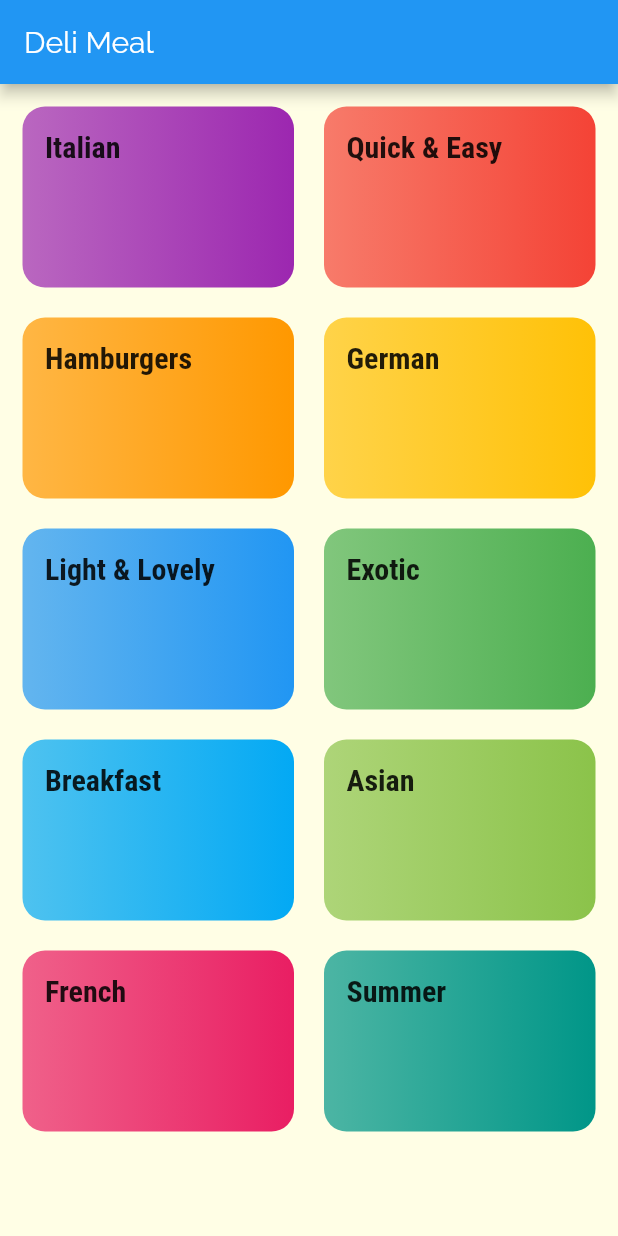
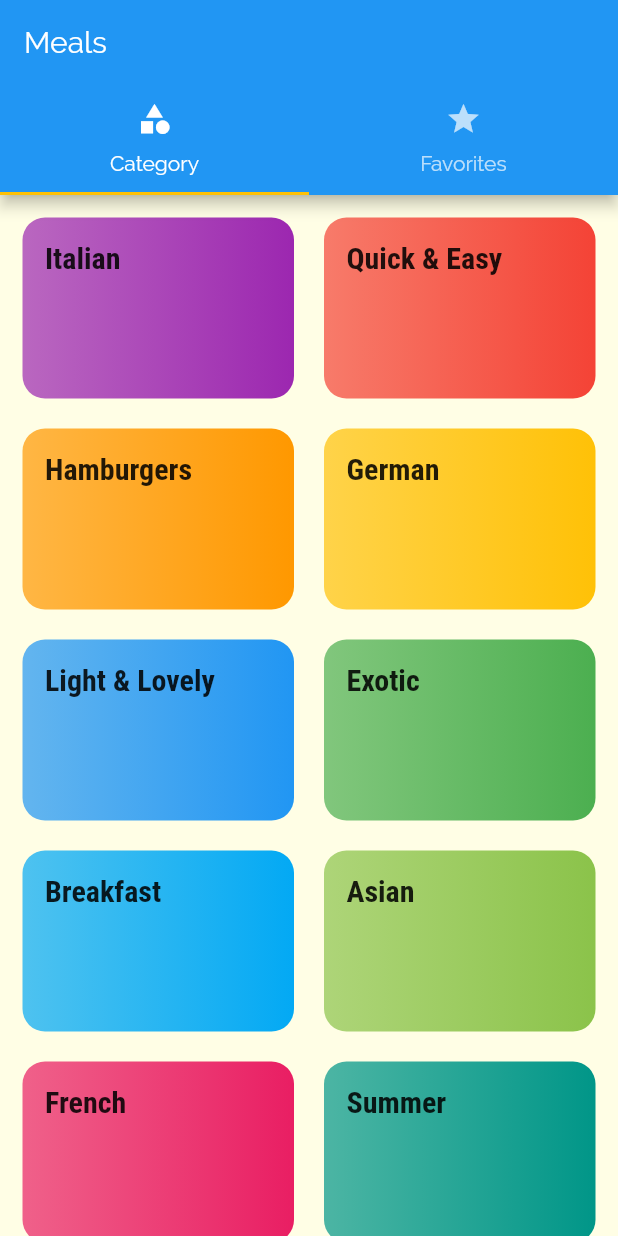
Before and after one commit to kaings-flutter/flutter_proj3, a Flutter app: the screen it shows after launch, on a phone screen of 412 x 824 dp. Run offline on Flutter 3.47's test engine with Material 2 defaults, Android fonts, the phone set to English and light mode, and no system bars.

Commit message:
adding TOP tabBar

```diff
--- a/lib/main.dart
+++ b/lib/main.dart
@@ -1,4 +1,5 @@
 import 'package:flutter/material.dart';
+import './screens/tabs_screen.dart';
 import './screens/meal_detail_screen.dart';
 import './screens/categories_screen.dart';
 import './screens/category_meals_screen.dart';
@@ -25,7 +26,7 @@ class MyApp extends StatelessWidget {
       // home: CategoriesScreen(),
       initialRoute: '/', // default route
       routes: {
-        '/': (ctx) => CategoriesScreen(),
+        '/': (ctx) => TabsScreen(),
         CategoryMealsScreen.routeName: (ctx) => CategoryMealsScreen(),
         MealDetailScreen.routeName: (ctx) => MealDetailScreen()
       },
--- a/lib/screens/categories_screen.dart
+++ b/lib/screens/categories_screen.dart
@@ -5,11 +5,8 @@ import '../dummy_data.dart';
 class CategoriesScreen extends StatelessWidget {
   @override
   Widget build(BuildContext context) {
-    return Scaffold(
-      appBar: AppBar(
-        title: const Text('Deli Meal'),
-      ),
-      body: GridView(
+    // remove Scaffold here to avoid double AppBar in TabBar
+    return GridView(
         padding: const EdgeInsets.all(15),
         children: DUMMY_CATEGORIES
             .map((cat) => CategoryItem(cat.id, cat.title, cat.color))
@@ -18,7 +15,6 @@ class CategoriesScreen extends StatelessWidget {
             maxCrossAxisExtent: 200,
             childAspectRatio: 3 / 2,
             crossAxisSpacing: 20,
-              mainAxisSpacing: 20)),
-    );
+            mainAxisSpacing: 20));
   }
 }
--- /dev/null
+++ b/lib/screens/favorites_screen.dart
@@ -0,0 +1,10 @@
+import 'package:flutter/material.dart';
+
+class FavoritesScreen extends StatelessWidget {
+  @override
+  Widget build(BuildContext context) {
+    return Center(
+      child: Text('Favorites Screen'),
+    );
+  }
+}
--- /dev/null
+++ b/lib/screens/tabs_screen.dart
@@ -0,0 +1,34 @@
+import 'package:flutter/material.dart';
+import '../screens/categories_screen.dart';
+import '../screens/favorites_screen.dart';
+
+class TabsScreen extends StatefulWidget {
+  @override
+  _TabsScreenState createState() => _TabsScreenState();
+}
+
+class _TabsScreenState extends State<TabsScreen> {
+  @override
+  Widget build(BuildContext context) {
+    return DefaultTabController(
+        length: 2,
+        // initialIndex: 1, // in case you want to modify which tab is displayed as default
+        child: Scaffold(
+          appBar: AppBar(
+            title: Text('Meals'),
+            bottom: TabBar(tabs: <Widget>[
+              Tab(
+                icon: Icon(Icons.category),
+                text: 'Category',
+              ),
+              Tab(
+                icon: Icon(Icons.star),
+                text: 'Favorites',
+              )
+            ]),
+          ),
+          body: TabBarView(
+              children: <Widget>[CategoriesScreen(), FavoritesScreen()]),
+        ));
+  }
+}
```
Lines whose indentation alone changed are shown as unchanged.
